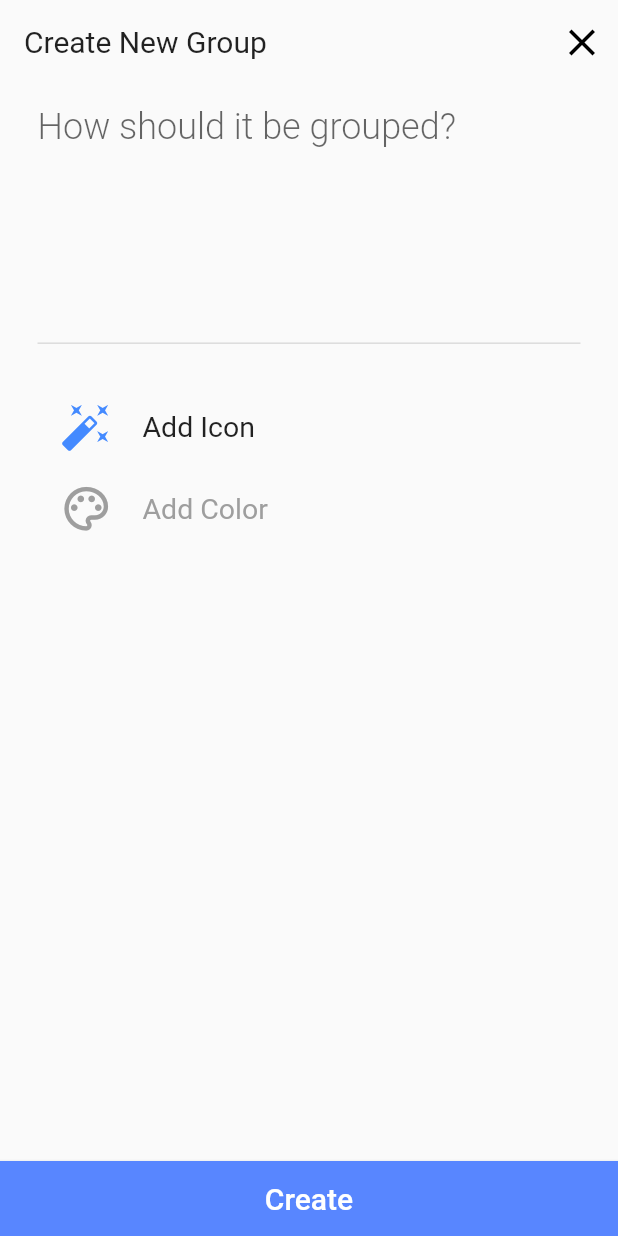
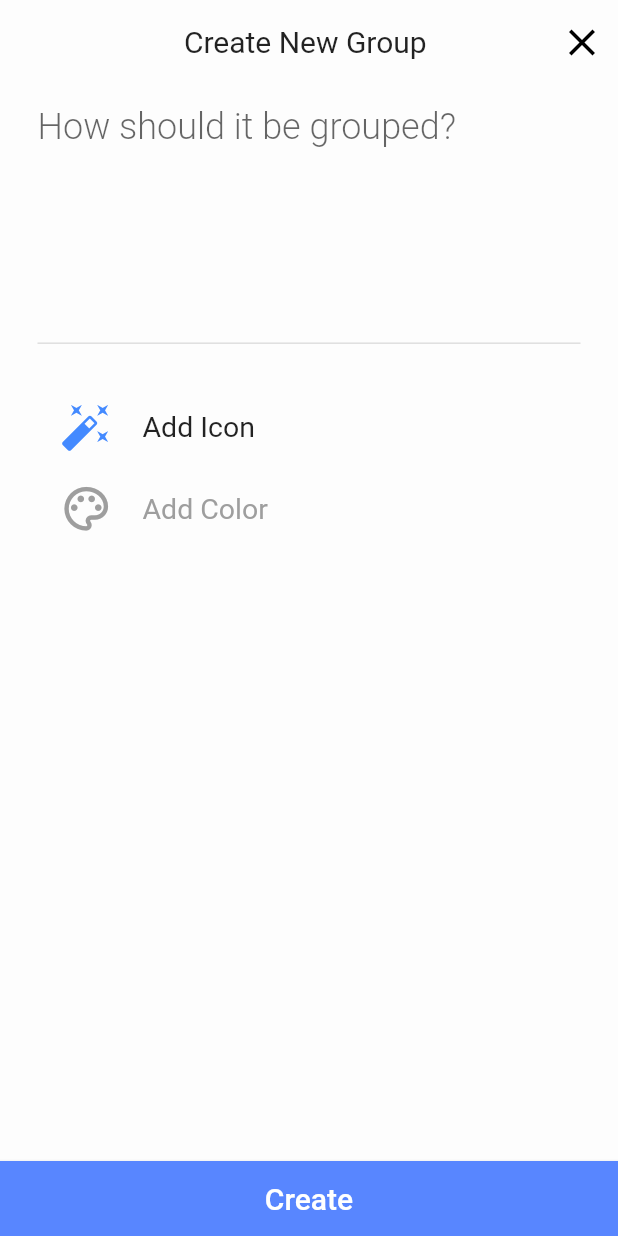
Before and after one commit to hamdiituu/flutter-tasks-app, a Flutter app: the screen it shows after launch, after a tap on "Create Task Group", on a phone screen of 412 x 824 dp. Run offline on Flutter 3.47's test engine with Material 2 defaults, Android fonts, the phone set to English and light mode, and no system bars; our stand-ins replace device_preview, get.

Commit message:
appbars styles fix

```diff
--- a/lib/main.dart
+++ b/lib/main.dart
@@ -9,18 +9,13 @@ import 'package:todo_application/views/todo_group_create_view.dart';
 import 'package:todo_application/views/todo_group_list_view.dart';
 
 void main() => runApp(
-    DevicePreview(enabled: true, builder: (context) => const Application()));
+    DevicePreview(enabled: false, builder: (context) => const Application()));
 
 class Application extends StatelessWidget {
   const Application({Key? key}) : super(key: key);
 
   @override
   Widget build(BuildContext context) {
-    SystemChrome.setSystemUIOverlayStyle(
-      SystemUiOverlayStyle(
-        statusBarIconBrightness: Brightness.dark,
-      ),
-    );
     return GetMaterialApp(
       locale: DevicePreview.locale(context),
       builder: DevicePreview.appBuilder,
--- a/lib/views/todo_detail_view.dart
+++ b/lib/views/todo_detail_view.dart
@@ -13,8 +13,9 @@ class TodoDetailView extends StatelessWidget {
     return Scaffold(
       backgroundColor: HexColor.fromHex('#5886FF'),
       appBar: AppBar(
-        systemOverlayStyle: const SystemUiOverlayStyle(
-            statusBarIconBrightness: Brightness.dark),
+        systemOverlayStyle: SystemUiOverlayStyle(
+            statusBarColor: HexColor.fromHex('#5886FF'),
+            statusBarIconBrightness: Brightness.light),
         backgroundColor: Colors.transparent,
         elevation: 0.0,
         actions: <Widget>[
--- a/lib/views/todo_group_create_view.dart
+++ b/lib/views/todo_group_create_view.dart
@@ -1,4 +1,5 @@
 import 'package:flutter/material.dart';
+import 'package:flutter/services.dart';
 import 'package:get/get.dart';
 import 'package:todo_application/helpers/color_helper.dart';
 import 'package:todo_application/widgets/detail_select_widget.dart';
@@ -10,11 +11,15 @@ class TodoGroupCreateView extends StatelessWidget {
   Widget build(BuildContext context) {
     _size = MediaQuery.of(context).size;
     return Scaffold(
-      backgroundColor: HexColor.fromHex("#FAFAFA"),
+      backgroundColor: HexColor.fromHex("#fdfdfd"),
       appBar: AppBar(
+          systemOverlayStyle: SystemUiOverlayStyle(
+              statusBarColor: HexColor.fromHex("fdfdfd"),
+              statusBarIconBrightness: Brightness.dark),
           automaticallyImplyLeading: false,
           backgroundColor: Colors.transparent,
           elevation: 0.0,
+          centerTitle: true,
           title: Text(
             'Create New Group ',
             style:
--- a/lib/views/todo_group_list_view.dart
+++ b/lib/views/todo_group_list_view.dart
@@ -29,7 +29,8 @@ class TodoGroupListView extends StatelessWidget {
     _size = MediaQuery.of(context).size;
     return Scaffold(
       appBar: AppBar(
-          systemOverlayStyle: const SystemUiOverlayStyle(
+          systemOverlayStyle: SystemUiOverlayStyle(
+              statusBarColor: HexColor.fromHex("fdfdfd"),
               statusBarIconBrightness: Brightness.dark),
           leading: const Icon(
             Icons.widgets,
```
Also changed, not shown: lib/views/todo_create_view.dart (+6 -1 lines).
